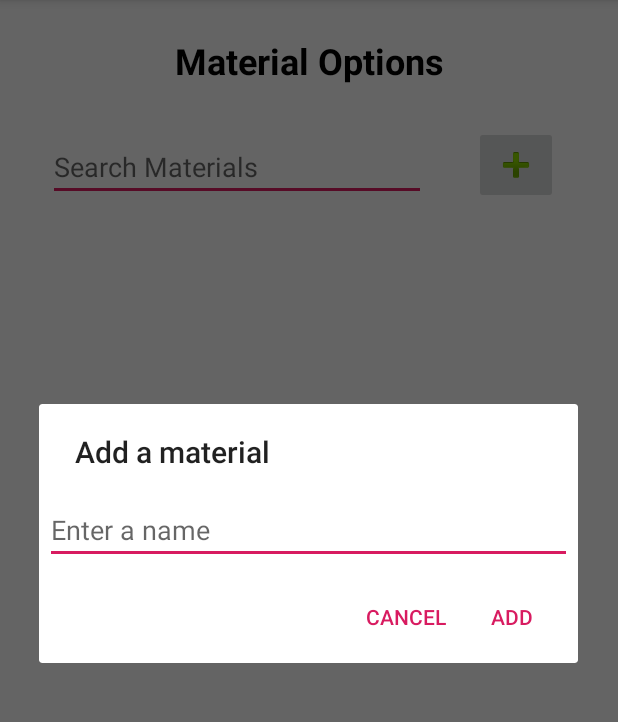
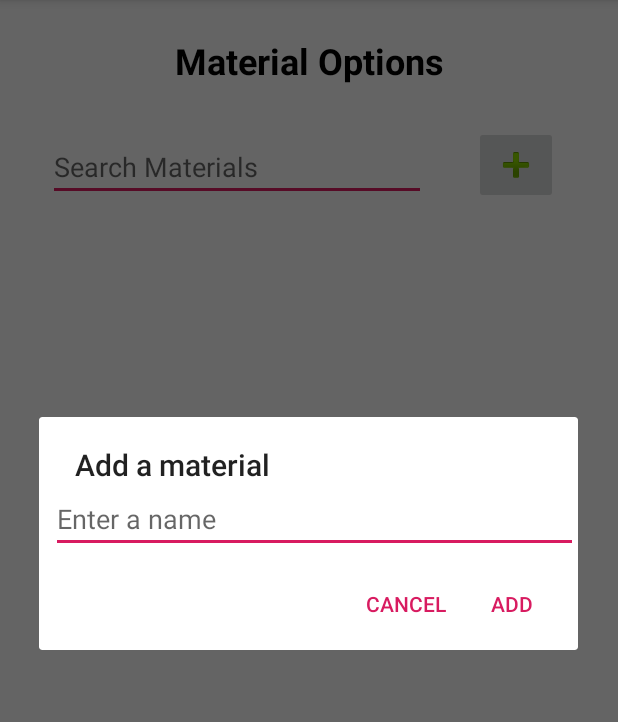
Before and after one commit to d-mcadam/ArtefactTracker, an Android app: the MaterialOptionsActivity screen opened directly, with no data from a screen before it, after a tap on an icon or button, on a phone screen of 412 x 824 dp, the part 84-806 px from its top. Run offline under Robolectric (Android 15) with nearby library versions, the phone set to English and light mode, and no system bars.

```diff
--- a/app/src/main/res/layout/activity_add_artefact.xml
+++ b/app/src/main/res/layout/activity_add_artefact.xml
@@ -31,7 +31,7 @@
         android:layout_marginEnd="32dp"
         android:ems="10"
         android:hint="@string/add_artefact_name_hint"
-        android:inputType="textPersonName"
+        android:inputType="textPersonName|textCapSentences|textAutoComplete"
         app:layout_constraintEnd_toEndOf="parent"
         app:layout_constraintStart_toStartOf="parent"
         app:layout_constraintTop_toBottomOf="@+id/spinnerAddArtefactCategory" />
--- a/app/src/main/res/layout/activity_inventory_management.xml
+++ b/app/src/main/res/layout/activity_inventory_management.xml
@@ -31,7 +31,7 @@
         android:layout_marginEnd="32dp"
         android:ems="10"
         android:hint="@string/inventory_menu_search_hint"
-        android:inputType="textPersonName"
+        android:inputType="textPersonName|textCapSentences|textAutoComplete"
         app:layout_constraintEnd_toStartOf="@+id/imageButtonAddArtefact"
         app:layout_constraintStart_toStartOf="parent"
         app:layout_constraintTop_toBottomOf="@+id/textView6" />
--- a/app/src/main/res/layout/activity_material_options.xml
+++ b/app/src/main/res/layout/activity_material_options.xml
@@ -31,7 +31,7 @@
         android:layout_marginEnd="32dp"
         android:ems="10"
         android:hint="@string/material_opt_search_hint"
-        android:inputType="textPersonName"
+        android:inputType="textPersonName|textCapSentences|textAutoComplete"
         app:layout_constraintEnd_toStartOf="@+id/imageButtonAddMaterial"
         app:layout_constraintStart_toStartOf="parent"
         app:layout_constraintTop_toBottomOf="@+id/textView10" />
--- a/app/src/main/res/layout/dialog_create_material.xml
+++ b/app/src/main/res/layout/dialog_create_material.xml
@@ -1,5 +1,7 @@
 <?xml version="1.0" encoding="utf-8"?>
-<LinearLayout xmlns:android="http://schemas.android.com/apk/res/android"
+<androidx.constraintlayout.widget.ConstraintLayout xmlns:android="http://schemas.android.com/apk/res/android"
+    xmlns:app="http://schemas.android.com/apk/res-auto"
+    xmlns:tools="http://schemas.android.com/tools"
     android:orientation="vertical" android:layout_width="match_parent"
     android:layout_height="match_parent">
 
@@ -7,10 +9,10 @@
         android:id="@+id/editTextInputMaterialName"
         android:layout_width="match_parent"
         android:layout_height="wrap_content"
-        android:layout_marginLeft="4dp"
-        android:layout_marginTop="16dp"
-        android:layout_marginRight="4dp"
-        android:layout_marginBottom="4dp"
+        android:layout_marginStart="8dp"
         android:hint="@string/material_opt_name_hint"
-        android:inputType="textEmailAddress" />
-</LinearLayout>
+        android:inputType="textPersonName|textCapSentences|textAutoComplete"
+        app:layout_constraintEnd_toEndOf="parent"
+        app:layout_constraintStart_toStartOf="parent"
+        app:layout_constraintTop_toTopOf="parent" />
+</androidx.constraintlayout.widget.ConstraintLayout>
```
Also changed, not shown: app/src/main/res/layout/dialog_material_quantity.xml (+7 -3 lines).
